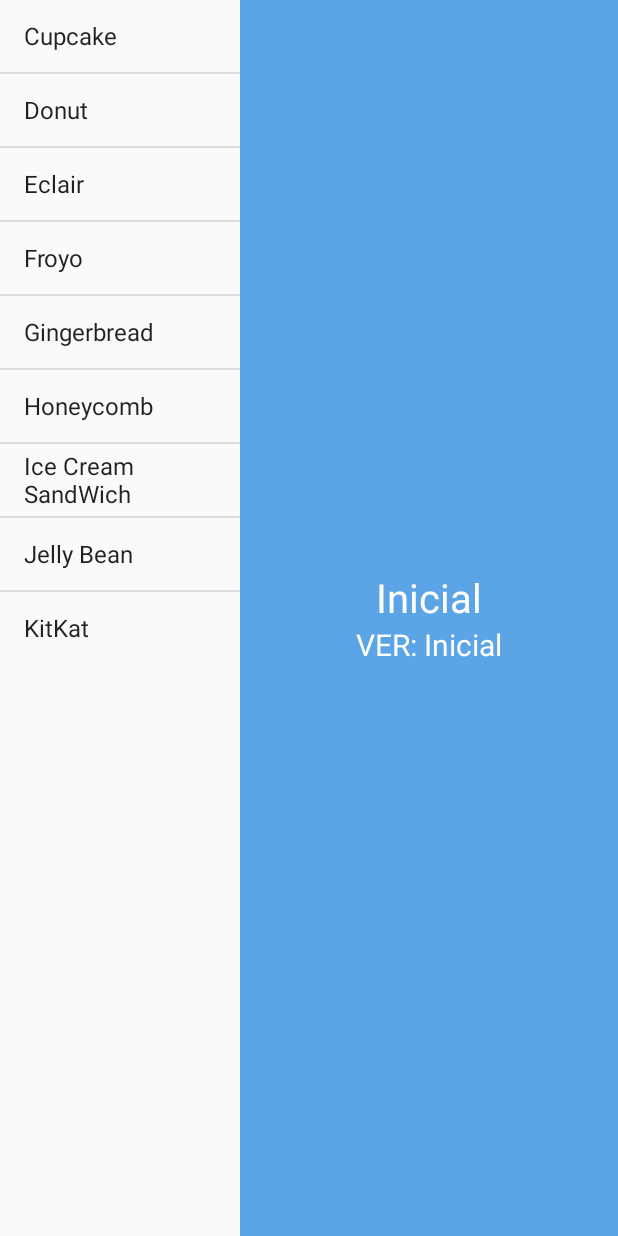
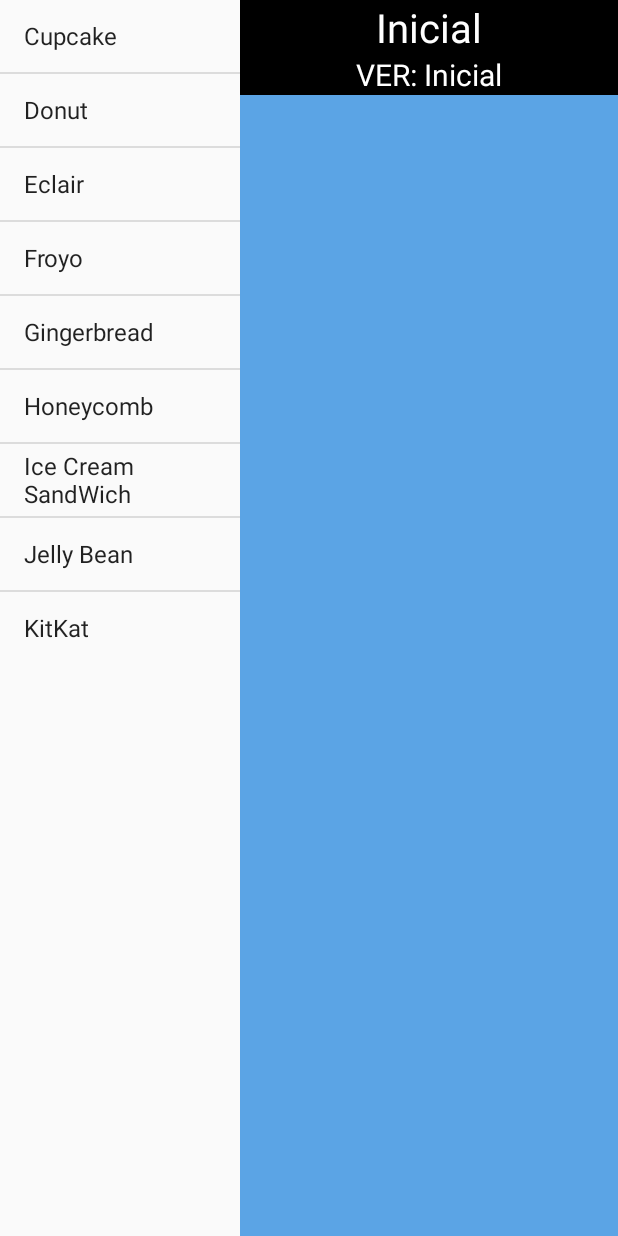
Before and after one commit to Mikiodelg/MyDataSheet, an Android app: the screen it shows after launch (MySheets), in the options menu, after a tap on "Settings", on a phone screen of 412 x 824 dp. Run offline under Robolectric (Android 15) with nearby library versions, the phone set to English and light mode, and no system bars; 8 statements that could not run were skipped.

```diff
--- a/app/src/main/java/com/platygames/mydatasheet/TextFragment.java
+++ b/app/src/main/java/com/platygames/mydatasheet/TextFragment.java
@@ -12,8 +12,8 @@ public class TextFragment extends Fragment {
     @Override
     public View onCreateView(LayoutInflater inflater,ViewGroup container, Bundle savedInstanceState) {
         View view = inflater.inflate(R.layout.text_fragment_2, container, false);
-        text= (TextView) view.findViewById(R.id.AndroidOs);
-        vers= (TextView)view.findViewById(R.id.Version);
+        text= (TextView) view.findViewById(R.id.Sheet);
+        vers= (TextView)view.findViewById(R.id.Sheet_Desc);
         change("Inicial","VER: Inicial");
         return view;
     }
--- a/app/src/main/res/layout/text_fragment_2.xml
+++ b/app/src/main/res/layout/text_fragment_2.xml
@@ -1,22 +1,46 @@
 <?xml version="1.0" encoding="utf-8"?>
 <LinearLayout xmlns:android="http://schemas.android.com/apk/res/android"
-    android:orientation="vertical"
     android:layout_width="match_parent"
     android:gravity="center"
     android:background="#5ba4e5"
     android:layout_height="match_parent">
+
+
+    <LinearLayout
+        android:orientation="vertical"
+        android:layout_width="wrap_content"
+        android:layout_height="match_parent"
+        android:id="@+id/Sheet_View">
+
+        <LinearLayout
+            android:orientation="vertical"
+            android:layout_width="match_parent"
+            android:layout_height="wrap_content"
+            android:id="@+id/title"
+            android:background="#000000">
+
             <TextView
                 android:layout_width="wrap_content"
                 android:layout_height="wrap_content"
                 android:textSize="40px"
                 android:textColor="#ffffff"
-        android:layout_gravity="center"
-        android:id="@+id/AndroidOs"/>
+                android:layout_gravity="top|center"
+                android:id="@+id/Sheet" />
+
             <TextView
                 android:layout_width="wrap_content"
                 android:layout_height="wrap_content"
-        android:layout_gravity="center"
+                android:layout_gravity="top|center"
                 android:textColor="#ffffff"
                 android:textSize="30px"
-        android:id="@+id/Version"/>
+                android:id="@+id/Sheet_Desc"
+                />
             </LinearLayout>
+
+        <ExpandableListView
+            android:id="@+id/lvExp"
+            android:layout_height="match_parent"
+            android:layout_width="match_parent"/>
+    </LinearLayout>
+
+</LinearLayout>
```
Lines whose indentation alone changed are shown as unchanged.
